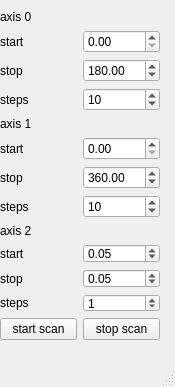
Qt form src/qudi/gui/magnet/ui_vectormagnet_prelim.ui (bbuusshh/scudi) before a commit.
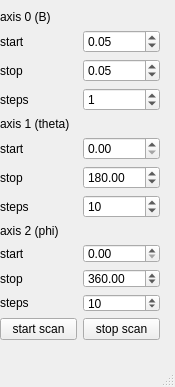
The same form after that commit.

```diff
--- a/src/qudi/gui/magnet/ui_vectormagnet_prelim.ui
+++ b/src/qudi/gui/magnet/ui_vectormagnet_prelim.ui
@@ -29,7 +29,7 @@
        <item>
         <widget class="QLabel" name="label_4">
          <property name="text">
-          <string>axis 0</string>
+          <string>axis 0 (B)</string>
          </property>
         </widget>
        </item>
@@ -41,7 +41,7 @@
             <number>0</number>
            </property>
            <property name="value">
-            <double>10.000000000000000</double>
+            <double>1.000000000000000</double>
            </property>
           </widget>
          </item>
@@ -72,7 +72,7 @@
             <double>999.000000000000000</double>
            </property>
            <property name="value">
-            <double>180.000000000000000</double>
+            <double>0.050000000000000</double>
            </property>
           </widget>
          </item>
@@ -81,6 +81,9 @@
            <property name="maximum">
             <double>999.000000000000000</double>
            </property>
+           <property name="value">
+            <double>0.050000000000000</double>
+           </property>
           </widget>
          </item>
         </layout>
@@ -92,7 +95,7 @@
        <item>
         <widget class="QLabel" name="label_5">
          <property name="text">
-          <string>axis 1</string>
+          <string>axis 1 (theta)</string>
          </property>
         </widget>
        </item>
@@ -135,7 +138,7 @@
             <double>999.000000000000000</double>
            </property>
            <property name="value">
-            <double>360.000000000000000</double>
+            <double>180.000000000000000</double>
            </property>
           </widget>
          </item>
@@ -153,7 +156,7 @@
          <item>
           <widget class="QLabel" name="label_9">
            <property name="text">
-            <string>axis 2</string>
+            <string>axis 2 (phi)</string>
            </property>
           </widget>
          </item>
@@ -165,7 +168,7 @@
               <number>0</number>
              </property>
              <property name="value">
-              <double>1.000000000000000</double>
+              <double>10.000000000000000</double>
              </property>
             </widget>
            </item>
@@ -196,7 +199,7 @@
               <double>999.000000000000000</double>
              </property>
              <property name="value">
-              <double>0.050000000000000</double>
+              <double>360.000000000000000</double>
              </property>
             </widget>
            </item>
@@ -206,7 +209,7 @@
               <double>999.000000000000000</double>
              </property>
              <property name="value">
-              <double>0.050000000000000</double>
+              <double>0.000000000000000</double>
              </property>
             </widget>
            </item>
```
